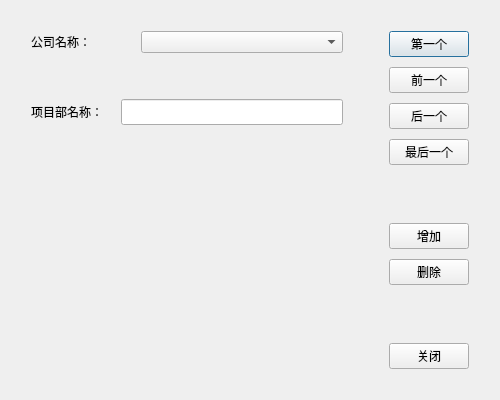
hbsxcjp/yingji, file projectedit.ui: the form before one commit.
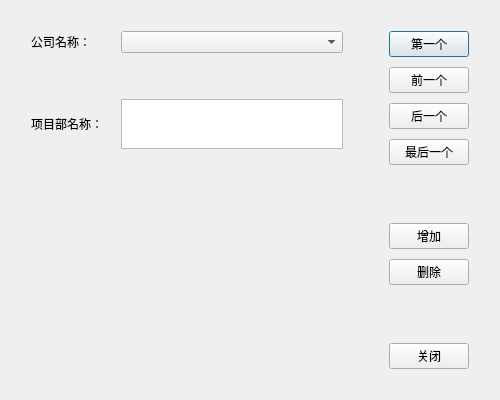
The form after the commit.

```diff
--- a/projectedit.ui
+++ b/projectedit.ui
@@ -49,7 +49,7 @@
          </property>
          <property name="maximumSize">
           <size>
-           <width>100</width>
+           <width>80</width>
            <height>16777215</height>
           </size>
          </property>
@@ -93,7 +93,7 @@
          </property>
          <property name="maximumSize">
           <size>
-           <width>100</width>
+           <width>80</width>
            <height>16777215</height>
           </size>
          </property>
@@ -106,12 +106,18 @@
         </widget>
        </item>
        <item>
-        <widget class="QLineEdit" name="nameLineEdit">
-         <property name="font">
-          <font>
-           <family>等线</family>
-           <pointsize>10</pointsize>
-          </font>
+        <widget class="QTextEdit" name="nameLineEdit">
+         <property name="sizePolicy">
+          <sizepolicy hsizetype="Expanding" vsizetype="Fixed">
+           <horstretch>0</horstretch>
+           <verstretch>0</verstretch>
+          </sizepolicy>
+         </property>
+         <property name="maximumSize">
+          <size>
+           <width>16777215</width>
+           <height>50</height>
+          </size>
          </property>
         </widget>
        </item>
```
Left out of the diff: 5 changed lines with no effect on the pictures.
